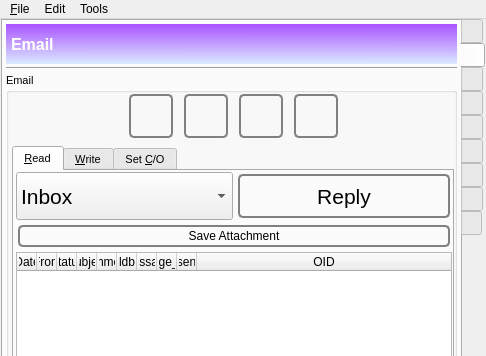
First picture: the form in GoldBug-UI/controlcenter.ui, repository xloem/spot-on-svn, before the edit; both pictures show x 0 to 486 and y 0 to 356 of the 486 by 840 pixel window.
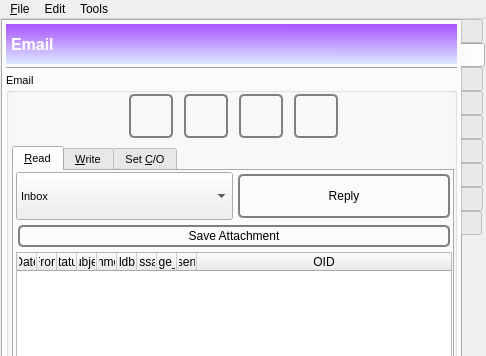
Second picture: the form after the edit. The open tabs and pages were chosen to show the change. Icons and pictures are not drawn. Custom widgets are drawn as their Qt base class.

What changed in the file:
```diff
--- a/GoldBug-UI/controlcenter.ui
+++ b/GoldBug-UI/controlcenter.ui
@@ -1349,11 +1349,6 @@
                      <height>48</height>
                     </size>
                    </property>
-                   <property name="font">
-                    <font>
-                     <pointsize>16</pointsize>
-                    </font>
-                   </property>
                    <property name="toolTip">
                     <string>Set the folder.</string>
                    </property>
@@ -1412,11 +1407,6 @@
                      <height>48</height>
                     </size>
                    </property>
-                   <property name="font">
-                    <font>
-                     <pointsize>16</pointsize>
-                    </font>
-                   </property>
                    <property name="toolTip">
                     <string>Relpy to the selected email.</string>
                    </property>
```
Left out of the diff: 17 changed lines with no effect on the pictures.
